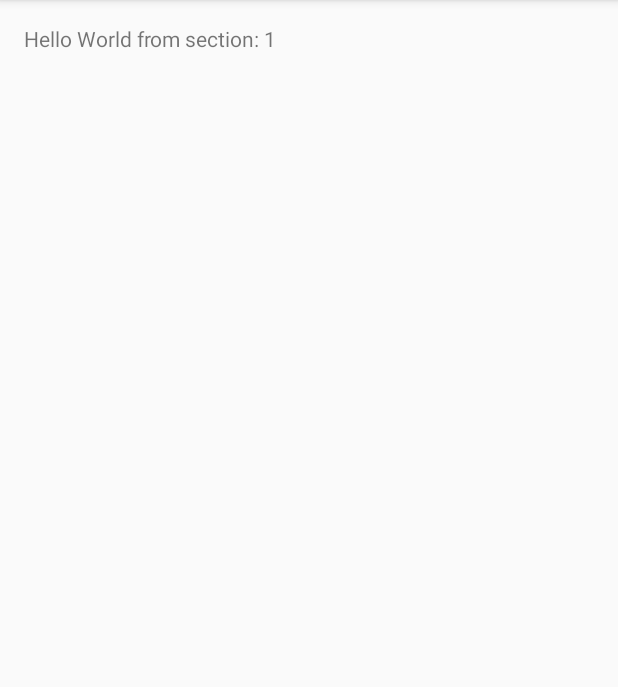
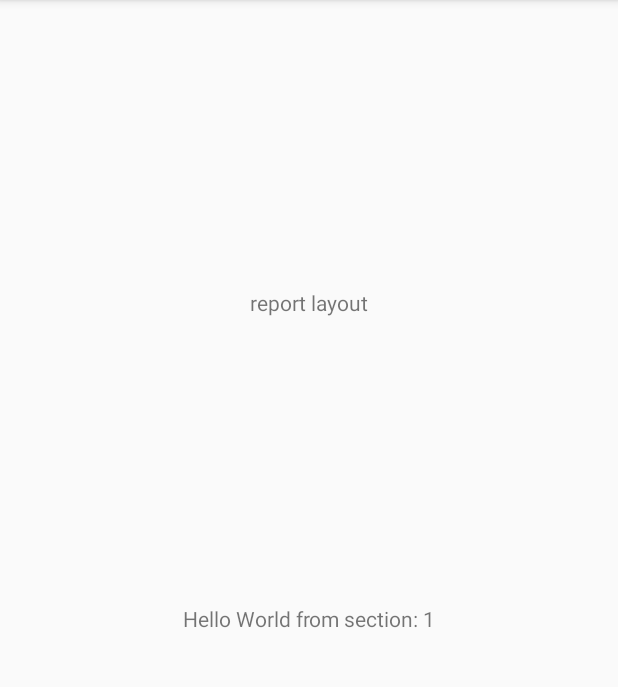
Before and after one commit to KAIST-CS408E/CS4CS_App, an Android app: the screen it shows after launch (MainActivity), on a phone screen of 412 x 824 dp, the part 96-783 px from its top. Run offline under Robolectric (Android 15) with nearby library versions, the light colour scheme and no system bars.

Commit message:
separate layouts for different pages

```diff
--- a/app/src/main/java/com/example/cs408_app/AlarmFragment.java
+++ b/app/src/main/java/com/example/cs408_app/AlarmFragment.java
@@ -25,8 +25,8 @@ public class AlarmFragment extends Fragment {
      * Returns a new instance of this fragment for the given section
      * number.
      */
-    public static PlaceholderFragment newInstance(int sectionNumber) {
-        PlaceholderFragment fragment = new PlaceholderFragment();
+    public static AlarmFragment newInstance(int sectionNumber) {
+        AlarmFragment fragment = new AlarmFragment();
         Bundle args = new Bundle();
         args.putInt(ARG_SECTION_NUMBER, sectionNumber);
         fragment.setArguments(args);
@@ -36,7 +36,7 @@ public class AlarmFragment extends Fragment {
     @Override
     public View onCreateView(LayoutInflater inflater, ViewGroup container,
                              Bundle savedInstanceState) {
-        View rootView = inflater.inflate(R.layout.fragment_main, container, false);
+        View rootView = inflater.inflate(R.layout.fragment_alarm, container, false);
         TextView textView = (TextView) rootView.findViewById(R.id.section_label);
         textView.setText(getString(R.string.section_format, getArguments().getInt(ARG_SECTION_NUMBER)));
         return rootView;
--- a/app/src/main/java/com/example/cs408_app/PlaceholderFragment.java
+++ b/app/src/main/java/com/example/cs408_app/PlaceholderFragment.java
@@ -36,7 +36,7 @@ public class PlaceholderFragment extends Fragment {
     @Override
     public View onCreateView(LayoutInflater inflater, ViewGroup container,
                              Bundle savedInstanceState) {
-        View rootView = inflater.inflate(R.layout.fragment_main, container, false);
+        View rootView = inflater.inflate(R.layout.fragment_placeholder, container, false);
         TextView textView = (TextView) rootView.findViewById(R.id.section_label);
         textView.setText(getString(R.string.section_format, getArguments().getInt(ARG_SECTION_NUMBER)));
         return rootView;
--- a/app/src/main/java/com/example/cs408_app/ReportFragment.java
+++ b/app/src/main/java/com/example/cs408_app/ReportFragment.java
@@ -25,8 +25,8 @@ public class ReportFragment extends Fragment {
      * Returns a new instance of this fragment for the given section
      * number.
      */
-    public static PlaceholderFragment newInstance(int sectionNumber) {
-        PlaceholderFragment fragment = new PlaceholderFragment();
+    public static ReportFragment newInstance(int sectionNumber) {
+        ReportFragment fragment = new ReportFragment();
         Bundle args = new Bundle();
         args.putInt(ARG_SECTION_NUMBER, sectionNumber);
         fragment.setArguments(args);
@@ -36,7 +36,7 @@ public class ReportFragment extends Fragment {
     @Override
     public View onCreateView(LayoutInflater inflater, ViewGroup container,
                              Bundle savedInstanceState) {
-        View rootView = inflater.inflate(R.layout.fragment_main, container, false);
+        View rootView = inflater.inflate(R.layout.fragment_report, container, false);
         TextView textView = (TextView) rootView.findViewById(R.id.section_label);
         textView.setText(getString(R.string.section_format, getArguments().getInt(ARG_SECTION_NUMBER)));
         return rootView;
--- /dev/null
+++ b/app/src/main/res/layout/fragment_report.xml
@@ -0,0 +1,39 @@
+<android.support.constraint.ConstraintLayout xmlns:android="http://schemas.android.com/apk/res/android"
+    xmlns:app="http://schemas.android.com/apk/res-auto"
+    xmlns:tools="http://schemas.android.com/tools"
+    android:id="@+id/constraintLayout"
+    android:layout_width="match_parent"
+    android:layout_height="match_parent"
+    tools:context="com.example.cs408_app.PlaceholderFragment">
+
+    <TextView
+        android:id="@+id/section_label"
+        android:layout_width="wrap_content"
+        android:layout_height="19dp"
+        android:layout_marginStart="8dp"
+        android:layout_marginTop="@dimen/activity_vertical_margin"
+        android:layout_marginEnd="8dp"
+        android:layout_marginBottom="8dp"
+        app:layout_constraintBottom_toBottomOf="parent"
+        app:layout_constraintEnd_toEndOf="parent"
+        app:layout_constraintLeft_toLeftOf="parent"
+        app:layout_constraintStart_toStartOf="parent"
+        app:layout_constraintTop_toTopOf="@+id/constraintLayout"
+        tools:layout_constraintLeft_creator="1"
+        tools:layout_constraintTop_creator="1" />
+
+    <TextView
+        android:id="@+id/textView"
+        android:layout_width="wrap_content"
+        android:layout_height="wrap_content"
+        android:layout_marginStart="8dp"
+        android:layout_marginTop="8dp"
+        android:layout_marginEnd="8dp"
+        android:layout_marginBottom="8dp"
+        android:text="report layout"
+        app:layout_constraintBottom_toTopOf="@+id/section_label"
+        app:layout_constraintEnd_toEndOf="parent"
+        app:layout_constraintStart_toStartOf="parent"
+        app:layout_constraintTop_toTopOf="parent" />
+
+</android.support.constraint.ConstraintLayout>
```
Also changed, not shown: app/src/main/res/layout/fragment_alarm.xml (added, +39 -0 lines), app/src/main/res/layout/fragment_placeholder.xml (added, +39 -0 lines).
